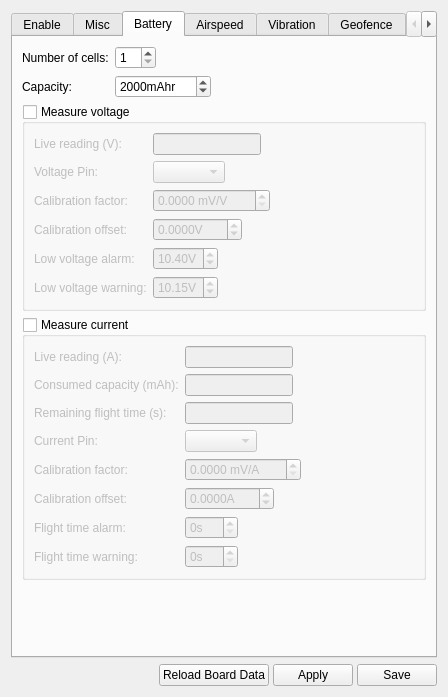
Before: the Qt Designer form ground/gcs/src/plugins/config/modules.ui in d-ronin/dRonin, drawn with Qt 5.
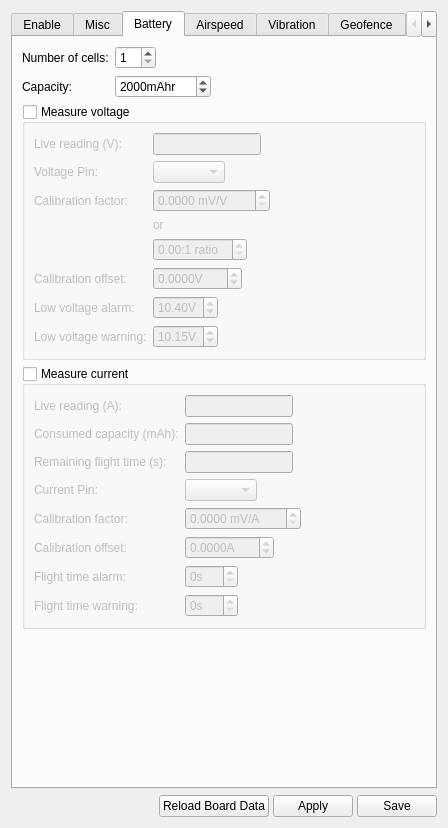
After: the same form once the commit is applied. The open tabs and pages were chosen to show the change. Icons and pictures are not drawn.

Commit message:
GCS:Config: Add voltage ratio box
Connected to voltage factor box so changing one will update the other

Diff of the .ui file:
```diff
--- a/ground/gcs/src/plugins/config/modules.ui
+++ b/ground/gcs/src/plugins/config/modules.ui
@@ -7,7 +7,7 @@
     <x>0</x>
     <y>0</y>
     <width>448</width>
-    <height>697</height>
+    <height>828</height>
    </rect>
   </property>
   <property name="windowTitle">
@@ -491,14 +491,14 @@
             </property>
            </widget>
           </item>
-          <item row="4" column="0">
+          <item row="6" column="0">
            <widget class="QLabel" name="label_11">
             <property name="text">
              <string>Low voltage alarm:</string>
             </property>
            </widget>
           </item>
-          <item row="4" column="1">
+          <item row="6" column="1">
            <widget class="QDoubleSpinBox" name="sb_lowVoltageAlarm">
             <property name="suffix">
              <string>V</string>
@@ -511,14 +511,14 @@
             </property>
            </widget>
           </item>
-          <item row="5" column="0">
+          <item row="7" column="0">
            <widget class="QLabel" name="label_12">
             <property name="text">
              <string>Low voltage warning:</string>
             </property>
            </widget>
           </item>
-          <item row="5" column="1">
+          <item row="7" column="1">
            <widget class="QDoubleSpinBox" name="sb_lowVoltageWarning">
             <property name="suffix">
              <string>V</string>
@@ -531,14 +531,14 @@
             </property>
            </widget>
           </item>
-          <item row="3" column="0">
+          <item row="5" column="0">
            <widget class="QLabel" name="label_31">
             <property name="text">
              <string>Calibration offset:</string>
             </property>
            </widget>
           </item>
-          <item row="3" column="1">
+          <item row="5" column="1">
            <widget class="QDoubleSpinBox" name="sb_voltageOffSet">
             <property name="suffix">
              <string>V</string>
@@ -571,6 +571,20 @@
             </property>
            </widget>
           </item>
+          <item row="3" column="1">
+           <widget class="QLabel" name="label_5">
+            <property name="text">
+             <string>or</string>
+            </property>
+           </widget>
+          </item>
+          <item row="4" column="1">
+           <widget class="QDoubleSpinBox" name="sb_voltageRatio">
+            <property name="suffix">
+             <string>:1 ratio</string>
+            </property>
+           </widget>
+          </item>
          </layout>
         </widget>
        </item>
```
Left out of the diff: 8 changed lines with no effect on the pictures. The commit also changes 2 other files.
